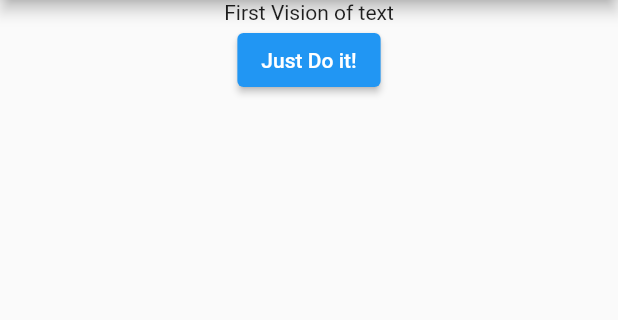
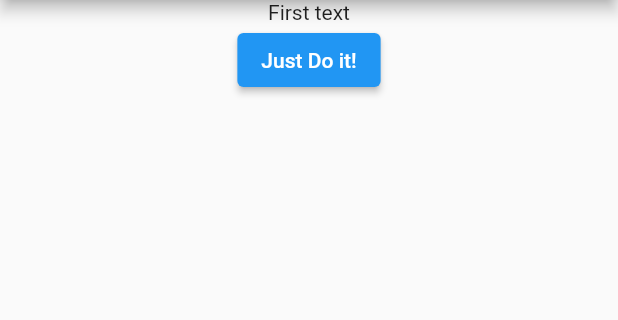
Before and after one commit to Yiukihiro/task_1, a Flutter app: the screen it shows after launch, on a phone screen of 412 x 824 dp, the part 84-404 px from its top. Run offline on Flutter 3.47's test engine with Material 2 defaults, Android fonts, the phone set to English and light mode, and no system bars.

Commit message:
add Slider + newLogic + ending

```diff
--- a/lib/main.dart
+++ b/lib/main.dart
@@ -1,25 +1,23 @@
 import 'package:flutter/material.dart';
 
 import 'text_control.dart';
-
+import 'slider.dart';
 
 void main() => runApp(const _TaskApp());
 
-
 class _TaskApp extends StatefulWidget {
-  const _TaskApp({ Key? key }) : super(key: key);
+  const _TaskApp({Key? key}) : super(key: key);
 
   @override
   __TaskAppState createState() => __TaskAppState();
 }
 
 class __TaskAppState extends State<_TaskApp> {
-
   var _index = 0;
 
-  void _textchager(){
+  void _textchager() {
     setState(() {
-        _index = _index + 1;
+      _index = _index + 1;
     });
   }
 
@@ -30,8 +28,12 @@ class __TaskAppState extends State<_TaskApp> {
         appBar: AppBar(
           title: const Text('Task 1'),
         ),
-        body: TextControl(_textchager, _index),
-        ),
+        body: _index < slider.length
+            ? TextControl(_textchager, _index)
+            : const Center(
+                child: Text('You Did It!'),
+              ),
+      ),
     );
   }
 }
--- /dev/null
+++ b/lib/slider.dart
@@ -0,0 +1,11 @@
+
+
+var slider = [
+   {'text' : 'First text'},
+   {'text' : 'Second text'},
+   {'text' : 'Third text'},
+   {'text' : 'Fourth text'},
+   {'text' : 'Fifth text'},
+   {'text' : 'Sisth text'},
+   {'text' : 'Seventh text'},
+];
--- a/lib/text.dart
+++ /dev/null
@@ -1,12 +0,0 @@
-import 'package:flutter/material.dart';
-
-class TextMap extends StatelessWidget {
-  const TextMap({ Key? key }) : super(key: key);
-
-  @override
-  Widget build(BuildContext context) {
-    return Container(
-
-    );
-  }
-}
--- a/lib/text_control.dart
+++ b/lib/text_control.dart
@@ -1,6 +1,6 @@
 import 'package:flutter/material.dart';
 
-// import 'text.dart';
+import 'slider.dart';
 
 class TextControl extends StatelessWidget {
   final VoidCallback changerInex;
@@ -9,22 +9,22 @@ class TextControl extends StatelessWidget {
 
   TextControl(this.changerInex, this.index);
 
-  String get changerPhrase {
-    String getPhrase = '';
+  // String get changerPhrase {
+  //   String getPhrase = '';
 
-    if (index == 0) {
-      getPhrase = 'First Vision of text';
-    } else if (index == 1) {
-      getPhrase = 'Second Vision of text';
-    } else if (index == 2) {
-      getPhrase = 'Third Vision of text';
-    } else if (index == 3) {
-      getPhrase = 'Fourth Vision of text';
-    } else if (index == 4) {
-      getPhrase = 'Fifth Vision of text';
-    }
-    return getPhrase;
-  }
+  //   if (index == 0) {
+  //     getPhrase = 'First Vision of text';
+  //   } else if (index == 1) {
+  //     getPhrase = 'Second Vision of text';
+  //   } else if (index == 2) {
+  //     getPhrase = 'Third Vision of text';
+  //   } else if (index == 3) {
+  //     getPhrase = 'Fourth Vision of text';
+  //   } else if (index == 4) {
+  //     getPhrase = 'Fifth Vision of text';
+  //   }
+  //   return getPhrase;
+  // }
 
 
   @override
@@ -32,7 +32,7 @@ class TextControl extends StatelessWidget {
     return Column(
       children: [
         Center(
-          child: Text(changerPhrase),
+          child: Text(slider[index]['text'] as String),  //child: Text(changerPhrase), для сеттера
         ),
         ElevatedButton(
           onPressed: changerInex,
```
